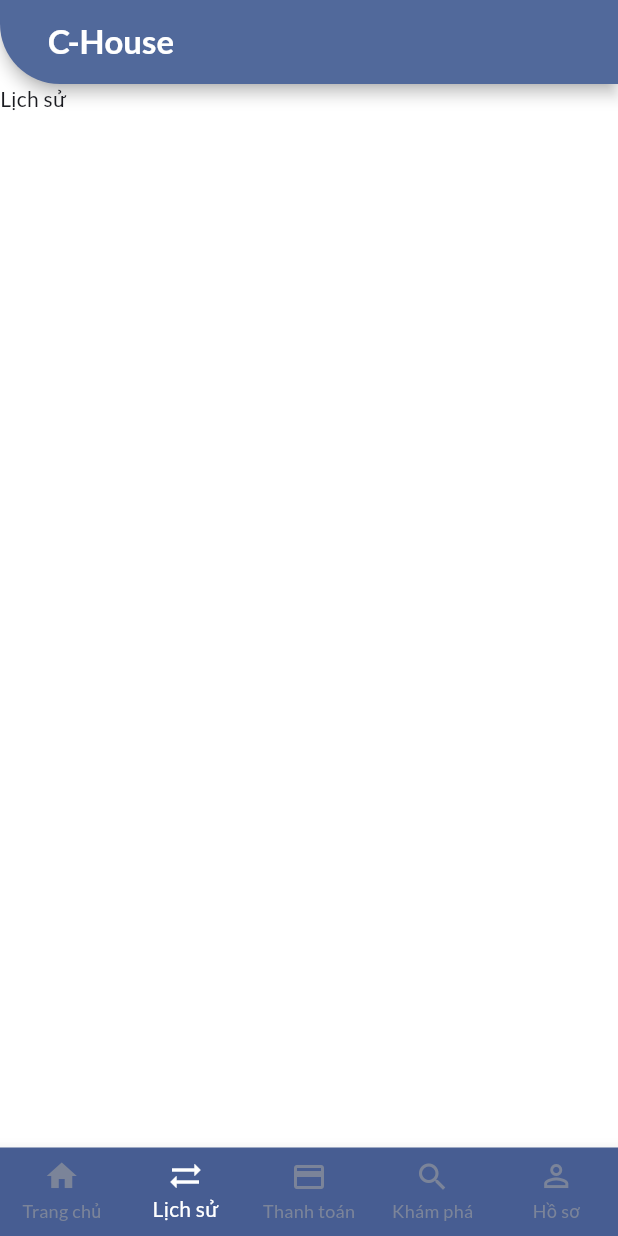
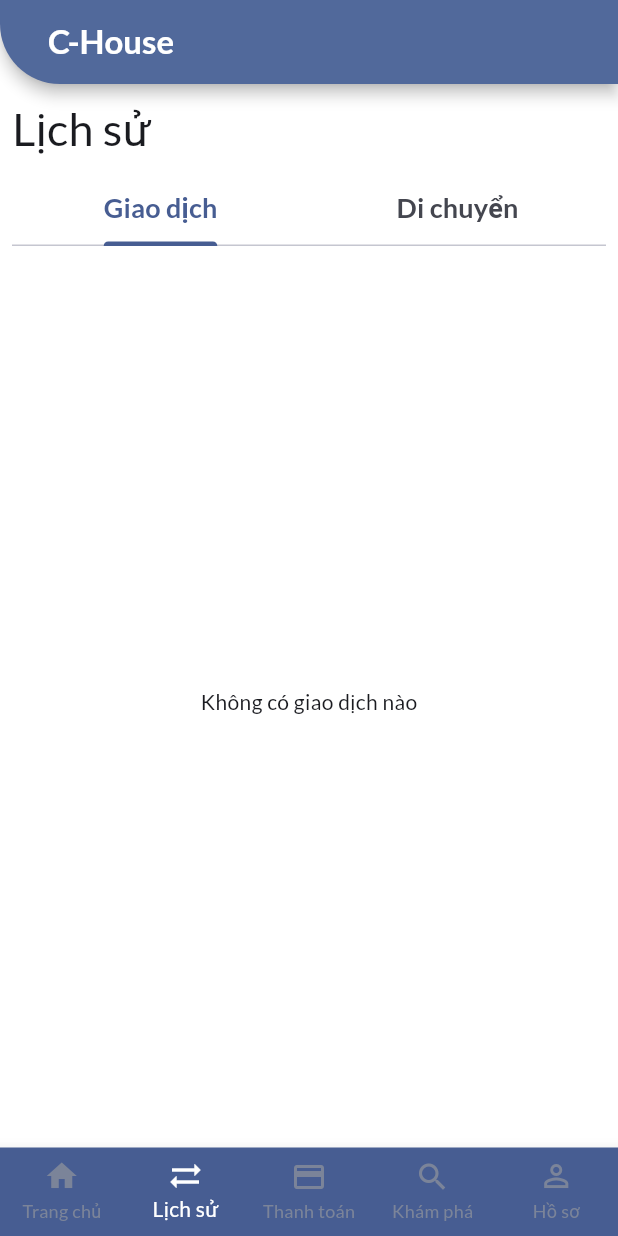
Before and after one commit to b2105536/ct46603-project, a Flutter app: the screen it shows after launch, item 2 of the bottom bar chosen, on a phone screen of 412 x 824 dp. Run offline on Flutter 3.47's test engine with Material 3 defaults, Android fonts, the phone set to English and light mode, and no system bars; accounts and stored records are empty.

Commit message:
Xay dung trang lich su

```diff
--- a/lib/main.dart
+++ b/lib/main.dart
@@ -1,9 +1,8 @@
 import 'package:flutter/material.dart';
+import 'package:provider/provider.dart';
 
+import 'ui/screens.dart';
 import 'ui/shared/custom_app_bar.dart';
-import 'ui/payment/payment_transfer_screen.dart';
-import 'ui/houses/houses_overview_screen.dart';
-import 'ui/users/user_screen.dart';
 
 void main() {
   runApp(const MyApp());
@@ -34,11 +33,41 @@ class MyApp extends StatelessWidget {
       ),
     );
 
-    return MaterialApp(
-      title: 'C-Housing',
-      debugShowCheckedModeBanner: false,
-      theme: themeData,
-      home: const MyHomePage(title: 'C-House'),
+    return MultiProvider(
+      providers: [
+        ChangeNotifierProvider(create: (ctx) => HistoriesManager()),
+      ],
+      child: MaterialApp(
+        title: 'C-Housing',
+        debugShowCheckedModeBanner: false,
+        theme: themeData,
+        home: const MyHomePage(title: 'C-House'),
+        routes: {
+          HistoryScreen.routeName: (ctx) =>
+              const SafeArea(child: HistoryScreen()),
+          PaymentTransferScreen.routeName: (ctx) =>
+              const SafeArea(child: PaymentTransferScreen()),
+          HousesOverviewScreen.routeName: (ctx) =>
+              const SafeArea(child: HousesOverviewScreen()),
+          UserScreen.routeName: (ctx) =>
+              const SafeArea(child: UserScreen(userPhoneNumber: '0123456789')),
+        },
+        onGenerateRoute: (settings) {
+          if (settings.name == HouseDetailScreen.routeName) {
+            final houseId = settings.arguments as String;
+            return MaterialPageRoute(
+              settings: settings,
+              builder: (ctx) {
+                return SafeArea(
+                  child: HouseDetailScreen(HousesManager().findById(houseId)!,
+                      HousesManager().findById(houseId)!.rooms),
+                );
+              },
+            );
+          }
+          return null;
+        },
+      ),
     );
   }
 }
@@ -57,7 +86,7 @@ class _MyHomePageState extends State<MyHomePage> {
 
   static final List<Widget> _pages = <Widget>[
     const Text('Trang chủ'),
-    const Text('Lịch sử'),
+    const HistoryScreen(),
     const PaymentTransferScreen(),
     const HousesOverviewScreen(),
     const UserScreen(userPhoneNumber: '0123456789'),
--- /dev/null
+++ b/lib/models/history.dart
@@ -0,0 +1,15 @@
+import 'package:uuid/uuid.dart';
+
+class AppointmentHistory {
+  final String id;
+  final String houseName;
+  final String status;
+  final DateTime timestamp;
+
+  AppointmentHistory({
+    String? id,
+    required this.houseName,
+    this.status = 'Chờ xử lý',
+    required this.timestamp,
+  }) : id = id ?? const Uuid().v4();
+}
--- /dev/null
+++ b/lib/ui/histories/histories_manager.dart
@@ -0,0 +1,25 @@
+import 'package:flutter/material.dart';
+
+import '../../models/history.dart';
+
+class HistoriesManager with ChangeNotifier {
+  final List<AppointmentHistory> _records = [];
+
+  List<AppointmentHistory> get records => [..._records];
+
+  void addRecord(AppointmentHistory record) {
+    _records.add(record);
+    notifyListeners();
+  }
+
+  void removeRecord(String id) {
+    _records.removeWhere((record) => record.id == id);
+    notifyListeners();
+  }
+
+  List<AppointmentHistory> getRecordsByMonth(int month, int year) {
+    return _records.where((record) {
+      return record.timestamp.month == month && record.timestamp.year == year;
+    }).toList();
+  }
+}
--- /dev/null
+++ b/lib/ui/histories/history_screen.dart
@@ -0,0 +1,166 @@
+import 'package:flutter/material.dart';
+import 'package:provider/provider.dart';
+import 'package:intl/intl.dart';
+
+import 'histories_manager.dart';
+
+class HistoryScreen extends StatelessWidget {
+  static const routeName = '/histories';
+
+  const HistoryScreen({super.key});
+
+  @override
+  Widget build(BuildContext context) {
+    final historiesManager = Provider.of<HistoriesManager>(context);
+    final currentMonth = DateTime.now().month;
+    final currentYear = DateTime.now().year;
+    final filteredRecords =
+        historiesManager.getRecordsByMonth(currentMonth, currentYear);
+
+    return DefaultTabController(
+      length: 2,
+      child: Scaffold(
+        body: Column(
+          crossAxisAlignment: CrossAxisAlignment.start,
+          children: [
+            const Padding(
+              padding: EdgeInsets.only(left: 8.0, top: 8.0),
+              child: Text(
+                'Lịch sử',
+                style: TextStyle(fontSize: 30.0),
+              ),
+            ),
+            Padding(
+              padding: const EdgeInsets.all(8.0),
+              child: TabBar(
+                labelStyle: const TextStyle(
+                  fontSize: 18,
+                  fontWeight: FontWeight.bold,
+                ),
+                indicatorColor: Theme.of(context).primaryColor,
+                tabs: const [
+                  Tab(text: "Giao dịch"),
+                  Tab(text: "Di chuyển"),
+                ],
+              ),
+            ),
+            Expanded(
+              child: TabBarView(
+                children: [
+                  const Center(child: Text("Không có giao dịch nào")),
+                  SingleChildScrollView(
+                    child: Padding(
+                      padding: const EdgeInsets.all(16.0),
+                      child: Column(
+                        crossAxisAlignment: CrossAxisAlignment.start,
+                        children: [
+                          if (filteredRecords.isNotEmpty)
+                            Text(
+                              "Tháng $currentMonth",
+                              style: const TextStyle(
+                                fontSize: 20,
+                                fontWeight: FontWeight.bold,
+                              ),
+                            ),
+                          if (filteredRecords.isNotEmpty)
+                            const SizedBox(height: 8),
+                          ...filteredRecords.map(
+                            (record) => Dismissible(
+                              key: ValueKey(record.id),
+                              direction: DismissDirection.endToStart,
+                              background: Container(
+                                color: Colors.red,
+                                alignment: Alignment.centerRight,
+                                padding: const EdgeInsets.symmetric(
+                                    horizontal: 20.0),
+                                child: const Icon(
+                                  Icons.delete,
+                                  color: Colors.white,
+                                  size: 30,
+                                ),
+                              ),
+                              onDismissed: (direction) {
+                                historiesManager.removeRecord(record.id);
+                                ScaffoldMessenger.of(context).showSnackBar(
+                                  SnackBar(
+                                    content: const Text("Đã xóa lịch hẹn"),
+                                    action: SnackBarAction(
+                                      label: 'Hoàn tác',
+                                      onPressed: () {
+                                        historiesManager.addRecord(record);
+                                      },
+                                    ),
+                                  ),
+                                );
+                              },
+                              child: Card(
+                                elevation: 4,
+                                margin: const EdgeInsets.symmetric(vertical: 8),
+                                child: Padding(
+                                  padding: const EdgeInsets.all(16.0),
+                                  child: Column(
+                                    crossAxisAlignment:
+                                        CrossAxisAlignment.start,
+                                    children: [
+                                      Row(
+                                        mainAxisAlignment:
+                                            MainAxisAlignment.spaceBetween,
+                                        children: [
+                                          Text(
+                                            record.houseName,
+                                            style: const TextStyle(
+                                              fontSize: 18,
+                                              fontWeight: FontWeight.bold,
+                                            ),
+                                          ),
+                                          Text(
+                                            record.status,
+                                            style: TextStyle(
+                                              fontSize: 16,
+                                              color:
+                                                  record.status == "Chờ xử lý"
+                                                      ? Colors.orange
+                                                      : Colors.green,
+                                            ),
+                                          ),
+                                        ],
+                                      ),
+                                      const SizedBox(height: 8),
+                                      Row(
+                                        mainAxisAlignment:
+                                            MainAxisAlignment.spaceBetween,
+                                        children: [
+                                          const Text(
+                                            "Thời gian đặt lịch:",
+                                            style: TextStyle(
+                                                fontSize: 16,
+                                                color: Colors.grey),
+                                          ),
+                                          Text(
+                                            DateFormat('HH:mm - dd/MM/yyyy')
+                                                .format(record.timestamp),
+                                            style: const TextStyle(
+                                                fontSize: 16,
+                                                color: Colors.grey),
+                                          ),
+                                        ],
+                                      ),
+                                    ],
+                                  ),
+                                ),
+                              ),
+                            ),
+                          ),
+                        ],
+                      ),
+                    ),
+                  ),
+                ],
+              ),
+            ),
+          ],
+        ),
+      ),
+    );
+  }
+}
--- a/lib/ui/houses/houses_overview_screen.dart
+++ b/lib/ui/houses/houses_overview_screen.dart
@@ -5,6 +5,8 @@ import 'houses_grid.dart';
 import 'houses_manager.dart';
 
 class HousesOverviewScreen extends StatefulWidget {
+  static const routeName = '/houses';
+
   const HousesOverviewScreen({super.key});
 
   @override
--- a/lib/ui/payment/payment_transfer_screen.dart
+++ b/lib/ui/payment/payment_transfer_screen.dart
@@ -3,6 +3,8 @@ import 'package:flutter/material.dart';
 import 'transfer_screen.dart';
 
 class PaymentTransferScreen extends StatelessWidget {
+  static const routeName = '/payment_transfer';
+
   const PaymentTransferScreen({super.key});
 
   @override
--- a/lib/ui/users/user_screen.dart
+++ b/lib/ui/users/user_screen.dart
@@ -6,6 +6,8 @@ import 'users_manager.dart';
 import 'user_card.dart';
 
 class UserScreen extends StatefulWidget {
+  static const routeName = '/user';
+
   final String userPhoneNumber;
 
   const UserScreen({super.key, required this.userPhoneNumber});
--- a/pubspec.yaml
+++ b/pubspec.yaml
@@ -30,10 +30,12 @@ environment:
 dependencies:
   flutter:
     sdk: flutter
-  intl: ^0.18.0
+  intl: ^0.19.0
+  provider: ^6.1.2
   # The following adds the Cupertino Icons font to your application.
   # Use with the CupertinoIcons class for iOS style icons.
   cupertino_icons: ^1.0.8
+  uuid: ^4.5.1
 
 dev_dependencies:
   flutter_test:
```
Also changed, not shown: lib/ui/houses/house_detail_screen.dart (+42 -2 lines), lib/ui/houses/houses_manager.dart (+8 -0 lines), lib/ui/screens.dart (added, +11 -0 lines), pubspec.lock.
